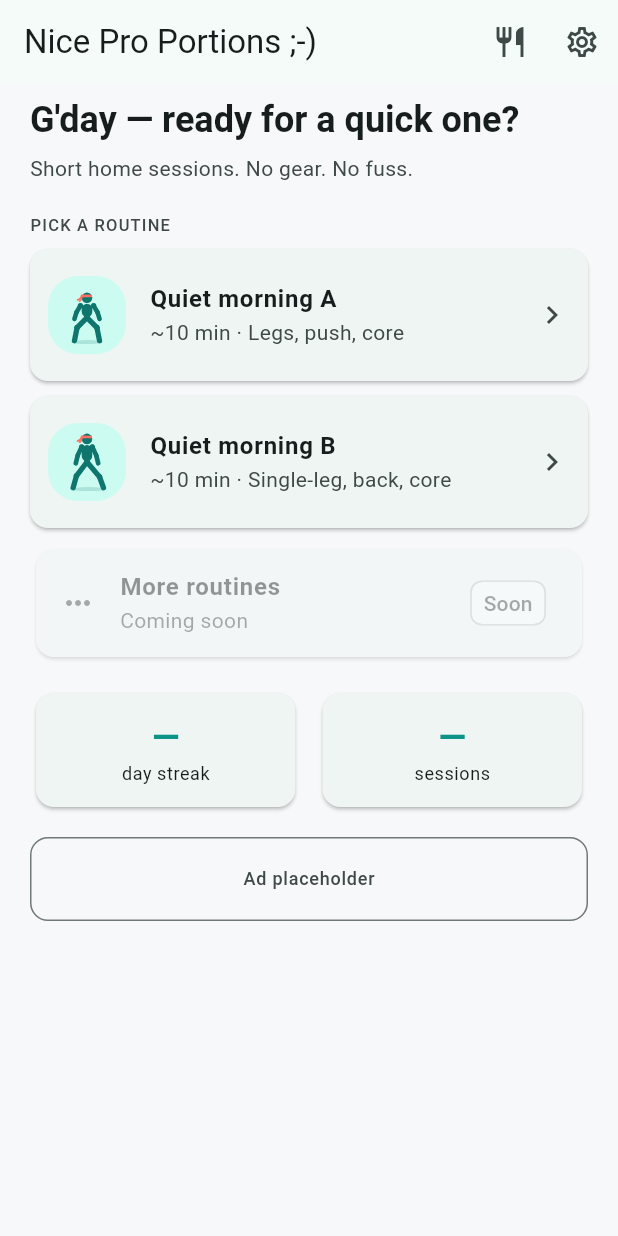
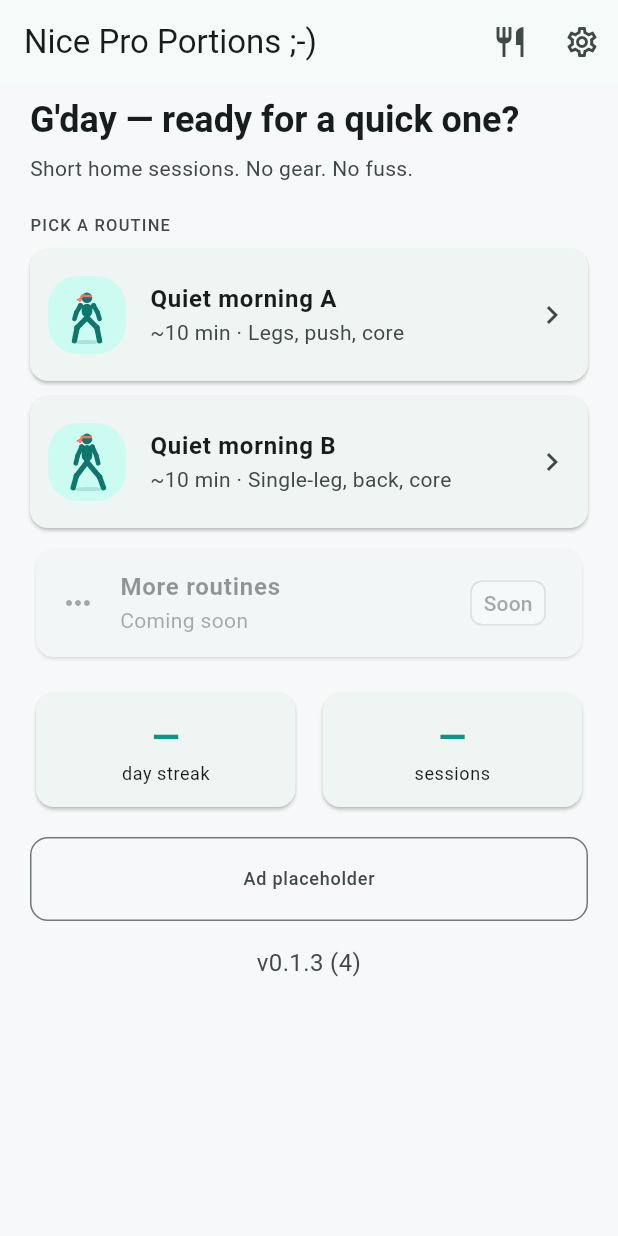
Before and after one commit to dkelertas-homelab/good-pro-portion, a Flutter app: the screen it shows after launch, on a phone screen of 412 x 824 dp. Run offline on Flutter 3.47's test engine with Material 3 defaults, Android fonts, the phone set to English and light mode, and no system bars; our stand-ins replace flutter_svg, package_info_plus, shared_preferences.

Commit message:
Show the app version in Settings and on home
There was no way to tell from inside the app which build is installed,
so it was hard to know whether a Play update had landed. Settings now
ends with "Version 0.1.3 (4)" and home has a small "v0.1.3 (4)" line at
the bottom, both read from package_info_plus at 16sp. Version bumped to
0.1.3+4 for this build.

Fixes #21

```diff
--- a/lib/screens/home_screen.dart
+++ b/lib/screens/home_screen.dart
@@ -6,6 +6,7 @@ import 'routine_screen.dart';
 import 'meals_screen.dart';
 import 'settings_screen.dart';
 import '../widgets/insets.dart';
+import '../widgets/version_text.dart';
 
 class HomeScreen extends StatelessWidget {
   const HomeScreen({super.key, required this.content});
@@ -113,6 +114,8 @@ class HomeScreen extends StatelessWidget {
                       color: Theme.of(context).colorScheme.onSurfaceVariant,
                     )),
           ),
+          const SizedBox(height: 16),
+          const VersionText(prefix: 'v'),
         ],
       ),
     );
--- a/lib/screens/settings_screen.dart
+++ b/lib/screens/settings_screen.dart
@@ -2,6 +2,7 @@ import 'package:flutter/material.dart';
 
 import '../data/settings_store.dart';
 import '../models/content.dart';
+import '../widgets/version_text.dart';
 import '../widgets/insets.dart';
 
 class SettingsScreen extends StatefulWidget {
@@ -151,6 +152,8 @@ class _SettingsScreenState extends State<SettingsScreen> {
               ],
             ),
           ),
+          const SizedBox(height: 20),
+          const VersionText(),
         ],
       ),
     );
--- /dev/null
+++ b/lib/widgets/version_text.dart
@@ -0,0 +1,43 @@
+import 'package:flutter/material.dart';
+import 'package:package_info_plus/package_info_plus.dart';
+
+/// "Version 0.1.3 (4)", so testers can tell whether a Play update landed.
+/// Shows nothing if the platform can't report it (e.g. in some tests).
+class VersionText extends StatelessWidget {
+  const VersionText({super.key, this.prefix = 'Version '});
+
+  final String prefix;
+
+  static Future<String?>? _cached;
+
+  static Future<String?> _load() async {
+    try {
+      final info = await PackageInfo.fromPlatform();
+      return '${info.version} (${info.buildNumber})';
+    } catch (_) {
+      return null;
+    }
+  }
+
+  @visibleForTesting
+  static void resetCache() => _cached = null;
+
+  @override
+  Widget build(BuildContext context) {
+    return FutureBuilder<String?>(
+      future: _cached ??= _load(),
+      builder: (context, snap) {
+        final v = snap.data;
+        if (v == null) return const SizedBox.shrink();
+        return Text(
+          '$prefix$v',
+          textAlign: TextAlign.center,
+          style: TextStyle(
+            fontSize: 16,
+            color: Theme.of(context).colorScheme.onSurfaceVariant,
+          ),
+        );
+      },
+    );
+  }
+}
--- a/pubspec.yaml
+++ b/pubspec.yaml
@@ -16,7 +16,7 @@ publish_to: 'none' # Remove this line if you wish to publish to pub.dev
 # https://developer.apple.com/library/archive/documentation/General/Reference/InfoPlistKeyReference/Articles/CoreFoundationKeys.html
 # In Windows, build-name is used as the major, minor, and patch parts
 # of the product and file versions while build-number is used as the build suffix.
-version: 0.1.2+3
+version: 0.1.3+4
 
 environment:
   sdk: ^3.13.4
@@ -36,6 +36,7 @@ dependencies:
   # The following adds the Cupertino Icons font to your application.
   # Use with the CupertinoIcons class for iOS style icons.
   cupertino_icons: ^1.0.8
+  package_info_plus: ^10.2.2
 
 dev_dependencies:
   flutter_test:
```
Also changed, not shown: pubspec.lock, 1 other file.
